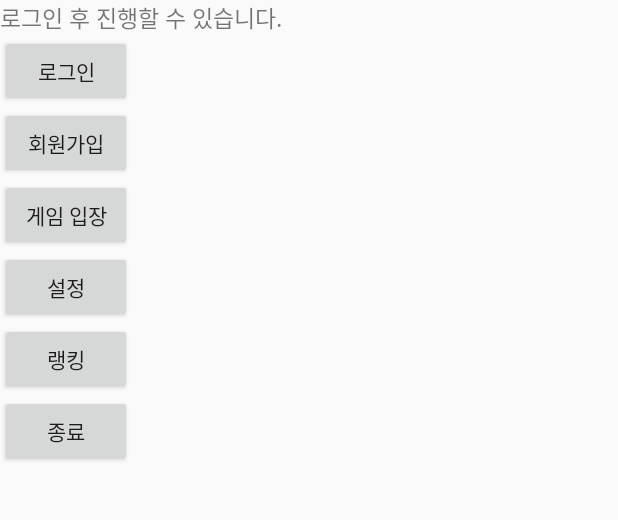
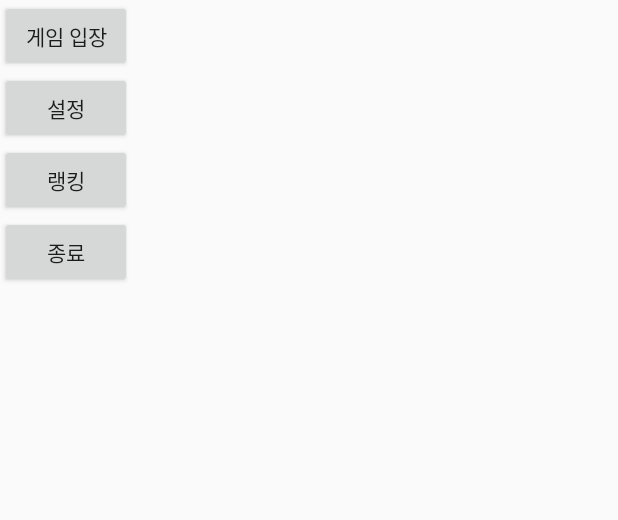
Before and after one commit to choegu/academy_android_pipebattle, an Android app: the screen it shows after launch (MainActivity), on a phone screen of 412 x 824 dp, the part 61-581 px from its top. Run offline under Robolectric (Android 15) with nearby library versions, the phone set to English and light mode, and no system bars.

Commit message:
pipe img update

```diff
--- a/app/src/main/java/com/choegu/indiegame/pipebattle/GameActivity.java
+++ b/app/src/main/java/com/choegu/indiegame/pipebattle/GameActivity.java
@@ -184,12 +184,13 @@ public class GameActivity extends AppCompatActivity {
                     clickMainGameThread.start();
 
                     // 클릭뉴카운트 5 될때마다 공격아이템 생성
-                    if ((clickNewCountMain%5) == 0) {
+                    if (clickNewCountMain == 5) {
                         tileVOListAttack.remove(3);
                         tileSample = new TileVO();
                         tileSample.setType(MISSILE);
                         tileVOListAttack.add(0, tileSample);
                         attackGameAdapter.notifyDataSetChanged();
+                        clickNewCountMain = 0;
                     }
                 } else if(i==0 || i==48) {
                     if (gameFinishCheck()) { // 성공
--- a/app/src/main/res/layout/activity_main.xml
+++ b/app/src/main/res/layout/activity_main.xml
@@ -13,31 +13,12 @@
         android:textSize="30sp"
         app:layout_constraintTop_toTopOf="parent"
         android:id="@+id/text_main_title"/>
-    <TextView
-        android:layout_width="match_parent"
-        android:layout_height="wrap_content"
-        android:text="로그인 후 진행할 수 있습니다."
-        android:textSize="15sp"
-        android:id="@+id/text_main_loginId"
-        app:layout_constraintTop_toBottomOf="@id/text_main_title"/>
-    <Button
-        android:layout_width="wrap_content"
-        android:layout_height="wrap_content"
-        android:text="로그인"
-        android:id="@+id/btn_login"
-        app:layout_constraintTop_toBottomOf="@id/text_main_loginId"/>
-    <Button
-        android:layout_width="wrap_content"
-        android:layout_height="wrap_content"
-        android:text="회원가입"
-        android:id="@+id/btn_join"
-        app:layout_constraintTop_toBottomOf="@id/btn_login"/>
     <Button
         android:layout_width="wrap_content"
         android:layout_height="wrap_content"
         android:text="게임 입장"
         android:id="@+id/btn_enter"
-        app:layout_constraintTop_toBottomOf="@id/btn_join"/>
+        app:layout_constraintTop_toBottomOf="@id/text_main_title"/>
     <Button
         android:layout_width="wrap_content"
         android:layout_height="wrap_content"
```
Also changed, not shown: app/src/main/java/com/choegu/indiegame/pipebattle/MainActivity.java (+117 -128 lines), app/src/main/java/com/choegu/indiegame/pipebattle/ReadyActivity.java (+19 -0 lines), app/src/main/res/layout/dialog_login.xml (+1 -11 lines).
